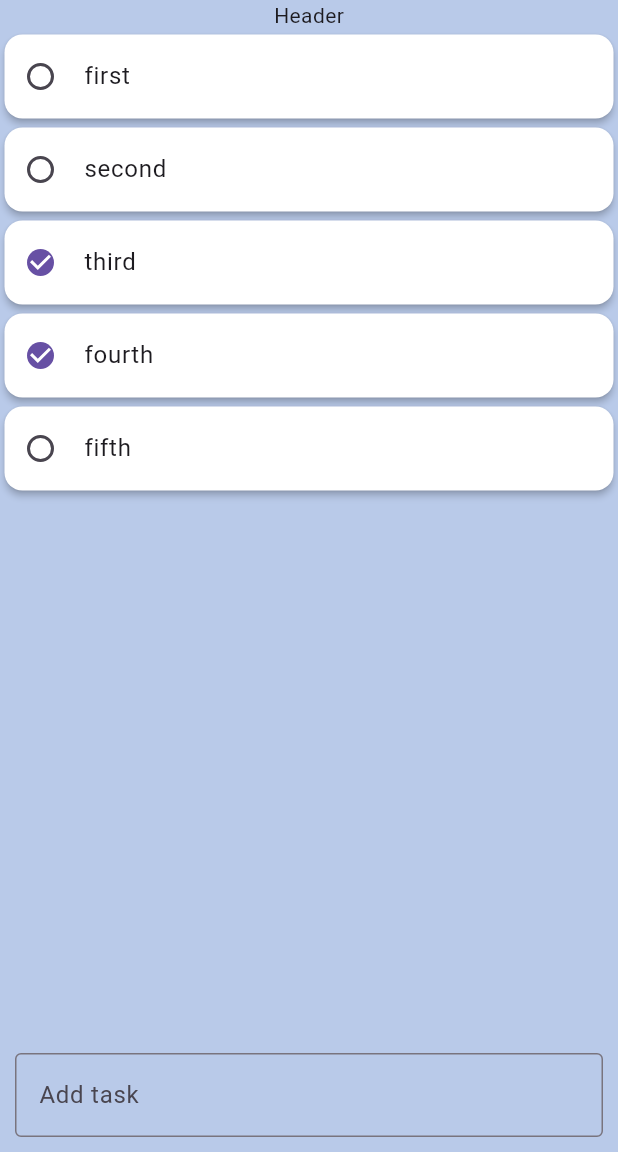
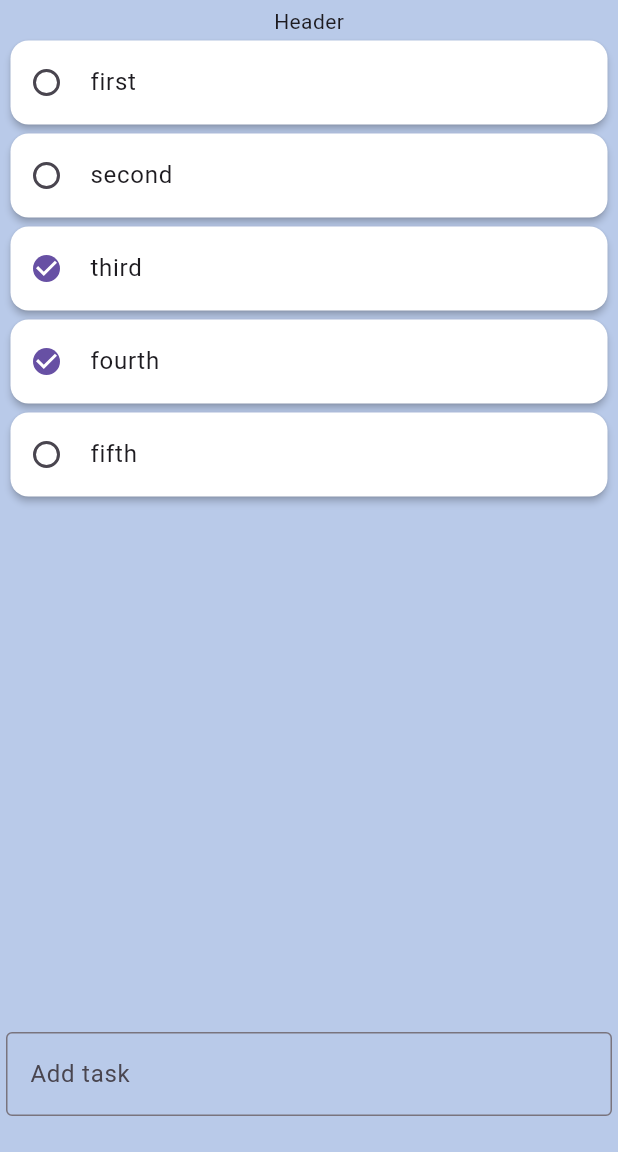
Before and after one commit to bokrosf/todo, a Flutter app: the screen it shows after launch, on a phone screen of 412 x 824 dp, the part 84-1236 px from its top. Run offline on Flutter 3.47's test engine with Material 3 defaults, Android fonts, the phone set to English and light mode, and no system bars.

Commit message:
Margin added to the TaskListScreen.

```diff
--- a/lib/task_list/widget/task_list_screen.dart
+++ b/lib/task_list/widget/task_list_screen.dart
@@ -32,7 +32,9 @@ class _TaskListScreenState extends State<TaskListScreen> {
     return ListenableBuilder(
       listenable: _viewModel,
       builder: (_, _) {
-        return Column(
+        return Padding(
+          padding: EdgeInsets.all(4.0),
+          child: Column(
             children: [
               Text('Header'),
               Expanded(
@@ -47,7 +49,7 @@ class _TaskListScreenState extends State<TaskListScreen> {
                 ),
               ),
               Padding(
-              padding: const EdgeInsets.all(10.0),
+                padding: EdgeInsets.only(bottom: 20.0, top: 8.0),
                 child: TextField(
                   controller: _newTaskController,
                   focusNode: _focusNode,
@@ -63,6 +65,7 @@ class _TaskListScreenState extends State<TaskListScreen> {
                 ),
               ),
             ],
+          ),
         );
       },
     );
```
Lines whose indentation alone changed are shown as unchanged.
